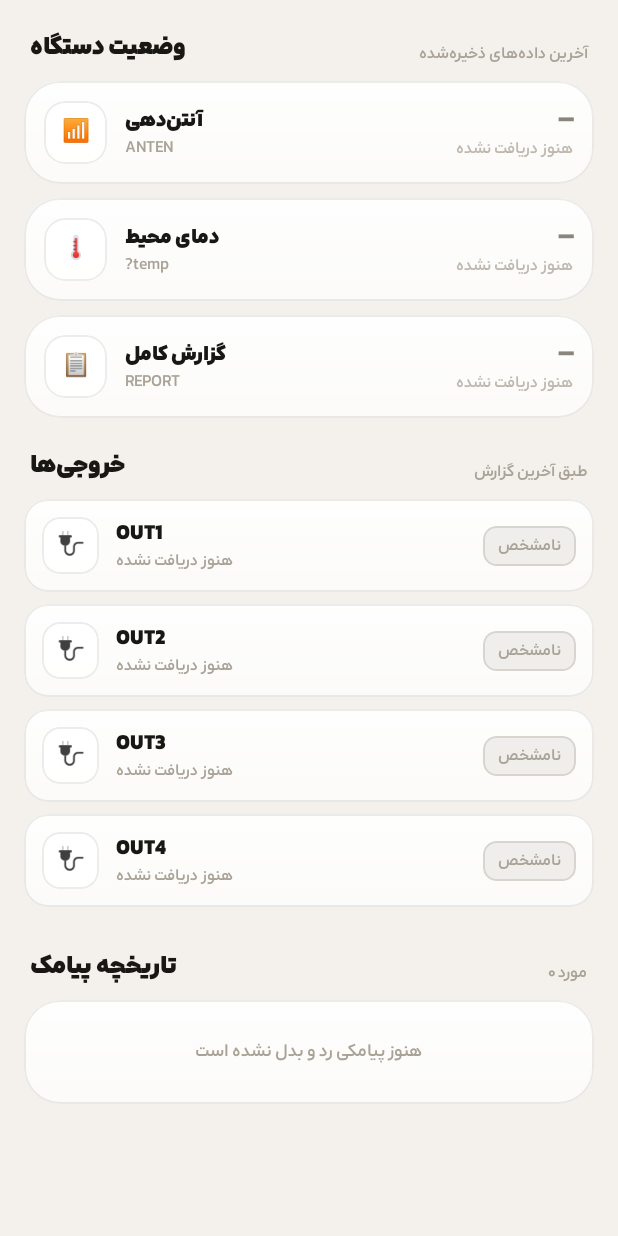
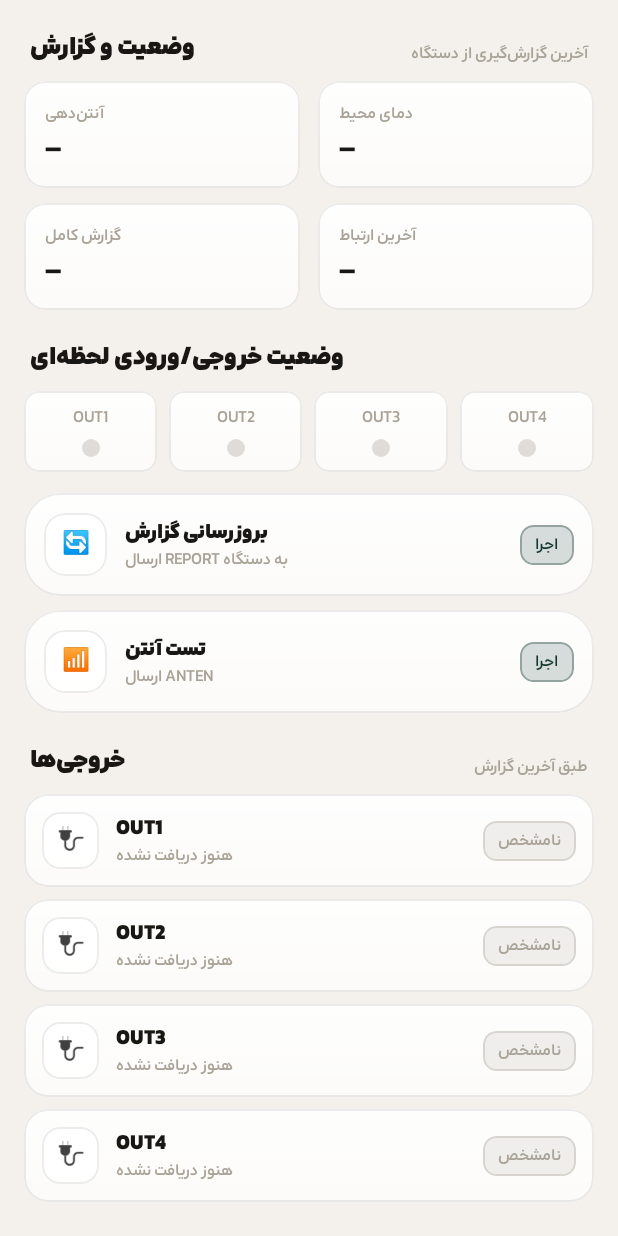
Before and after one commit to TheMojtabaM1/Tivan, an Android app built with Jetpack Compose: the composable StatusScreen shown on its own in the app's theme, on a phone screen of 412 x 824 dp. Run offline under Robolectric (Android 15) with nearby library versions, the phone set to English and light mode, and no system bars.

Commit message:
Restyle Outputs/Security/Status screens to match the mockup layout
- Output cards: name+status-badge header, toggle, then timer/rename
  buttons, matching the mockup's card structure; quick actions become a
  green "turn all on" / red "turn all off" button pair.
- Security: split the single arm dial into a small status badge (icon
  circle) plus a separate full-width arm/disarm button, as in the
  mockup, keeping the pending spinner ring.
- Status: replaced the linear cached-value rows with a 2x2 stat grid
  and an OUT1..N live-state dot strip, matching the mockup's status
  screen.

Co-Authored-By: Claude Sonnet 5 <noreply@anthropic.com>
Claude-Session: https://claude.ai/code/session_015MChLWSmXGzaiEaL5q9s94

```diff
--- a/android/app/src/main/java/ir/tivan/controller/ui/status/StatusScreen.kt
+++ b/android/app/src/main/java/ir/tivan/controller/ui/status/StatusScreen.kt
@@ -1,5 +1,6 @@
 package ir.tivan.controller.ui.status
 
+import androidx.compose.foundation.background
 import androidx.compose.foundation.layout.*
 import androidx.compose.foundation.rememberScrollState
 import androidx.compose.foundation.verticalScroll
@@ -35,36 +36,35 @@ fun StatusScreen(viewModel: MainViewModel, header: @Composable () -> Unit) {
             .padding(horizontal = 16.dp)
     ) {
         header()
-        SectionHeader("وضعیت دستگاه", "آخرین داده‌های ذخیره‌شده")
+        SectionHeader("وضعیت و گزارش", "آخرین گزارش‌گیری از دستگاه")
 
-        // Every cached fact carries its own age, because these arrive in
-        // separate SMS replies and can be hours apart.
-        CachedRow(
-            emoji = "📶",
-            title = "آنتن‌دهی",
-            command = "ANTEN",
-            value = st?.antenna ?: "—",
-            at = st?.antennaAt ?: 0L,
-            onRefresh = { viewModel.sendCommand("ANTEN") }
-        )
+        Row(Modifier.fillMaxWidth(), horizontalArrangement = Arrangement.spacedBy(12.dp)) {
+            StatTile(Modifier.weight(1f), "آنتن‌دهی", st?.antenna ?: "—", good = st?.antenna != null)
+            StatTile(Modifier.weight(1f), "دمای محیط", st?.temperature?.let { "$it°C" } ?: "—")
+        }
+        Spacer(Modifier.height(10.dp))
+        Row(Modifier.fillMaxWidth(), horizontalArrangement = Arrangement.spacedBy(12.dp)) {
+            StatTile(
+                Modifier.weight(1f), "گزارش کامل",
+                if ((st?.lastReportAt ?: 0L) > 0) "دریافت شده" else "—"
+            )
+            StatTile(
+                Modifier.weight(1f), "آخرین ارتباط",
+                if ((st?.lastContactAt ?: 0L) > 0) RelativeTime.ago(st!!.lastContactAt) else "—"
+            )
+        }
+
+        SectionHeader("وضعیت خروجی/ورودی لحظه‌ای")
+        IoStrip(outputs = outputs)
+
+        Spacer(Modifier.height(14.dp))
+        ActionRow("🔄", "بروزرسانی گزارش", "ارسال REPORT به دستگاه") {
+            viewModel.sendCommand("REPORT")
+        }
         Spacer(Modifier.height(9.dp))
-        CachedRow(
-            emoji = "🌡",
-            title = "دمای محیط",
-            command = "?temp",
-            value = st?.temperature?.let { "$it°C" } ?: "—",
-            at = st?.temperatureAt ?: 0L,
-            onRefresh = { viewModel.sendCommand("?temp") }
-        )
-        Spacer(Modifier.height(9.dp))
-        CachedRow(
-            emoji = "📋",
-            title = "گزارش کامل",
-            command = "REPORT",
-            value = if ((st?.lastReportAt ?: 0L) > 0) "دریافت شده" else "—",
-            at = st?.lastReportAt ?: 0L,
-            onRefresh = { viewModel.sendCommand("REPORT") }
-        )
+        ActionRow("📶", "تست آنتن", "ارسال ANTEN") {
+            viewModel.sendCommand("ANTEN")
+        }
 
         SectionHeader("خروجی‌ها", "طبق آخرین گزارش")
         outputs.forEach { o ->
@@ -115,30 +115,47 @@ fun StatusScreen(viewModel: MainViewModel, header: @Composable () -> Unit) {
 }
 
 @Composable
-private fun CachedRow(
-    emoji: String,
-    title: String,
-    command: String,
-    value: String,
-    at: Long,
-    onRefresh: () -> Unit
-) {
+private fun StatTile(modifier: Modifier = Modifier, label: String, value: String, good: Boolean = false) {
     val c = Tivan
-    val stale = RelativeTime.isStale(at)
-    GlassCard(Modifier.fillMaxWidth(), onClick = onRefresh) {
-        Row(Modifier.padding(13.dp), verticalAlignment = Alignment.CenterVertically) {
-            IconTile(emoji, size = 42.dp)
-            Spacer(Modifier.width(12.dp))
-            Column(Modifier.weight(1f)) {
-                Text(title, style = MaterialTheme.typography.titleSmall, color = c.text)
-                Text(command, style = MaterialTheme.typography.labelSmall, color = c.dim2)
-            }
-            ValueWithAge(
-                value = value,
-                age = RelativeTime.ago(at),
-                stale = stale,
-                align = Alignment.End
+    GlassCard(modifier.fillMaxWidth(), corner = 14.dp) {
+        Column(Modifier.padding(14.dp)) {
+            Text(label, style = MaterialTheme.typography.labelSmall, color = c.dim2)
+            Spacer(Modifier.height(6.dp))
+            Text(
+                value,
+                style = MaterialTheme.typography.titleMedium,
+                color = if (good) c.on else c.text
             )
         }
     }
 }
+
+@Composable
+private fun IoStrip(outputs: List<ir.tivan.controller.ui.OutputUi>) {
+    val c = Tivan
+    Row(Modifier.fillMaxWidth(), horizontalArrangement = Arrangement.spacedBy(8.dp)) {
+        outputs.forEachIndexed { i, o ->
+            GlassCard(Modifier.weight(1f), corner = 10.dp) {
+                Column(
+                    Modifier.padding(vertical = 10.dp, horizontal = 4.dp).fillMaxWidth(),
+                    horizontalAlignment = Alignment.CenterHorizontally
+                ) {
+                    Text(
+                        "OUT${i + 1}",
+                        style = MaterialTheme.typography.labelSmall,
+                        color = c.dim2
+                    )
+                    Spacer(Modifier.height(6.dp))
+                    Box(
+                        Modifier
+                            .size(12.dp)
+                            .background(
+                                if (o.on == true) c.on else c.dim2.copy(alpha = 0.35f),
+                                androidx.compose.foundation.shape.CircleShape
+                            )
+                    )
+                }
+            }
+        }
+    }
+}
```
Also changed, not shown: android/app/src/main/java/ir/tivan/controller/ui/outputs/OutputsScreen.kt (+45 -40 lines), android/app/src/main/java/ir/tivan/controller/ui/security/SecurityScreen.kt (+71 -58 lines).
